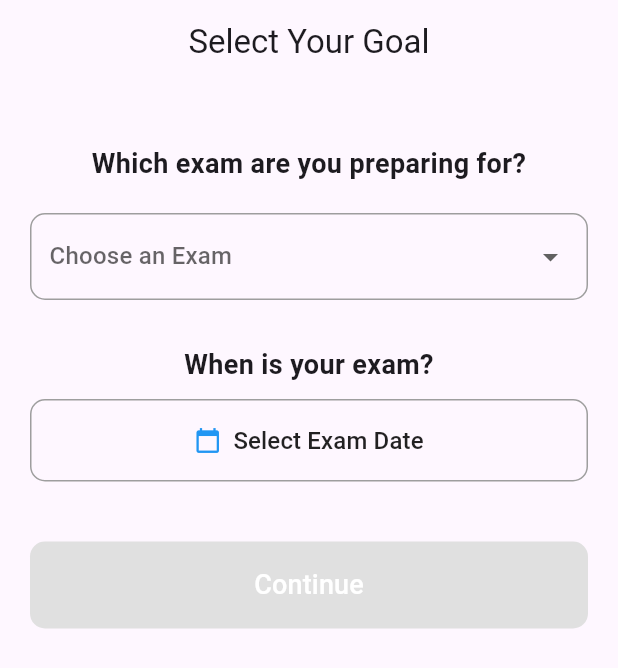
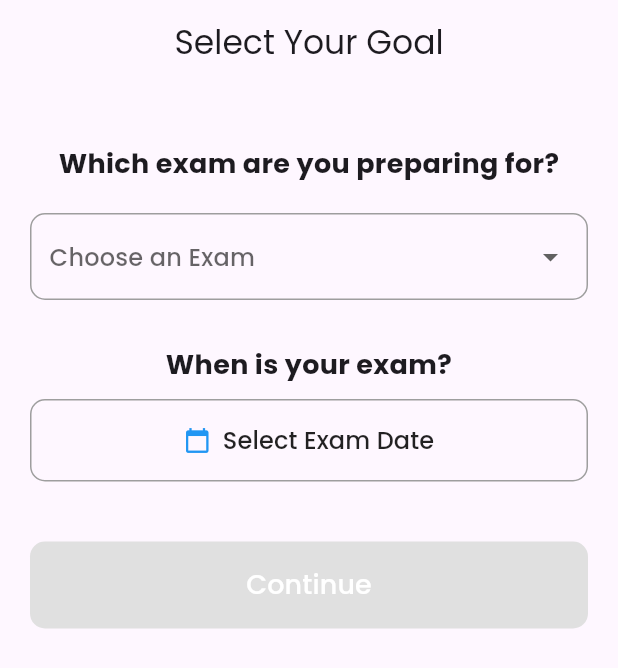
Before and after one commit to Gamerater/ExamMate, a Flutter app: the screen it shows after launch, on a phone screen of 412 x 824 dp. Shown: the top 668 px of the screen. Run offline on Flutter 3.47's test engine with Material 3 defaults, Android fonts, the phone set to English and light mode, and no system bars; our stand-ins replace google_fonts, shared_preferences.

Commit message:
Updated font of the entire app.

```diff
--- a/lib/main.dart
+++ b/lib/main.dart
@@ -1,4 +1,5 @@
 import 'package:flutter/material.dart';
+import 'package:google_fonts/google_fonts.dart'; // 1. IMPORT THIS
 
 // Importing screens
 import 'screens/splash_screen.dart';
@@ -23,13 +24,19 @@ class ExamMateApp extends StatelessWidget {
       theme: ThemeData(
         primarySwatch: Colors.blue,
         useMaterial3: true,
-        // --- ANIMATION UPDATE: Global Screen Transitions ---
+
+        // 2. APPLY GLOBAL FONT HERE
+        // This takes the standard Material text theme and converts
+        // every style (headlines, body text, buttons) to Poppins.
+        textTheme: GoogleFonts.poppinsTextTheme(
+          Theme.of(context).textTheme,
+        ),
+
+        // Keep your existing animation transitions
         pageTransitionsTheme: const PageTransitionsTheme(
           builders: {
-            TargetPlatform.android:
-                ZoomPageTransitionsBuilder(), // Modern Android Zoom
-            TargetPlatform.iOS:
-                CupertinoPageTransitionsBuilder(), // Standard iOS Slide
+            TargetPlatform.android: ZoomPageTransitionsBuilder(),
+            TargetPlatform.iOS: CupertinoPageTransitionsBuilder(),
           },
         ),
       ),
--- a/pubspec.yaml
+++ b/pubspec.yaml
@@ -10,6 +10,9 @@ environment:
 dependencies:
   flutter:
     sdk: flutter
+
+  # Add this line:
+  google_fonts: ^6.2.1
 
   # The following adds the Cupertino Icons font to your application.
   # Use with the CupertinoIcons class for iOS style icons.
```
Also changed, not shown: pubspec.lock.
